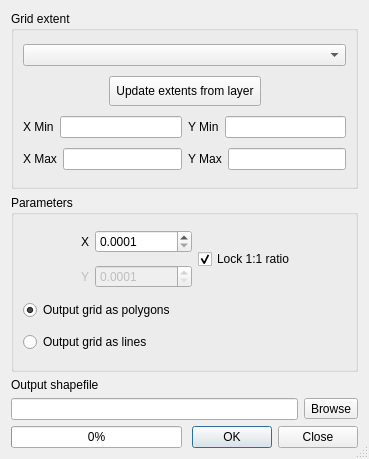
First picture: the form in qgis/python/plugins/ftools/tools/frmVectorGrid.ui, repository sourcepole/qgis, before the edit.
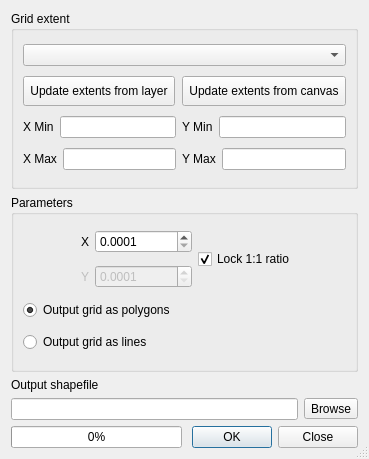
Second picture: the form after the edit.

Commit message: fix error in adding output to mapcanvas & ability to create grid coverage of current zoom level

The edit to the form file:
```diff
--- a/qgis/python/plugins/ftools/tools/frmVectorGrid.ui
+++ b/qgis/python/plugins/ftools/tools/frmVectorGrid.ui
@@ -25,20 +25,10 @@
       <string>Grid extent</string>
      </property>
      <layout class="QGridLayout" name="gridLayout" >
-      <item row="1" column="0" >
-       <spacer name="horizontalSpacer" >
-        <property name="orientation" >
-         <enum>Qt::Horizontal</enum>
-        </property>
-        <property name="sizeHint" stdset="0" >
-         <size>
-          <width>80</width>
-          <height>20</height>
-         </size>
-        </property>
-       </spacer>
+      <item row="0" column="0" colspan="2" >
+       <widget class="QComboBox" name="inShape" />
       </item>
-      <item row="1" column="1" colspan="2" >
+      <item row="1" column="0" >
        <widget class="QToolButton" name="btnUpdate" >
         <property name="minimumSize" >
          <size>
@@ -51,20 +41,20 @@
         </property>
        </widget>
       </item>
-      <item row="1" column="3" >
-       <spacer name="horizontalSpacer_2" >
-        <property name="orientation" >
-         <enum>Qt::Horizontal</enum>
-        </property>
-        <property name="sizeHint" stdset="0" >
+      <item row="1" column="1" >
+       <widget class="QToolButton" name="btnCanvas" >
+        <property name="minimumSize" >
          <size>
-          <width>79</width>
-          <height>20</height>
+          <width>0</width>
+          <height>30</height>
          </size>
         </property>
-       </spacer>
+        <property name="text" >
+         <string>Update extents from canvas</string>
+        </property>
+       </widget>
       </item>
-      <item row="2" column="0" colspan="2" >
+      <item row="2" column="0" >
        <layout class="QHBoxLayout" >
         <item>
          <widget class="QLabel" name="label" >
@@ -91,7 +81,7 @@
         </item>
        </layout>
       </item>
-      <item row="2" column="2" colspan="2" >
+      <item row="2" column="1" >
        <layout class="QHBoxLayout" >
         <item>
          <widget class="QLabel" name="label_4" >
@@ -118,7 +108,7 @@
         </item>
        </layout>
       </item>
-      <item row="3" column="0" colspan="2" >
+      <item row="3" column="0" >
        <layout class="QHBoxLayout" >
         <item>
          <widget class="QLabel" name="label_3" >
@@ -145,7 +135,7 @@
         </item>
        </layout>
       </item>
-      <item row="3" column="2" colspan="2" >
+      <item row="3" column="1" >
        <layout class="QHBoxLayout" >
         <item>
          <widget class="QLabel" name="label_5" >
@@ -172,9 +162,6 @@
         </item>
        </layout>
       </item>
-      <item row="0" column="0" colspan="4" >
-       <widget class="QComboBox" name="inShape" />
-      </item>
      </layout>
     </widget>
    </item>
@@ -360,12 +347,6 @@
     </widget>
    </item>
   </layout>
-  <zorder>groupBox</zorder>
-  <zorder>gridBox</zorder>
-  <zorder>label_2</zorder>
-  <zorder>progressBar</zorder>
-  <zorder>buttonBox_2</zorder>
-  <zorder>inShape</zorder>
  </widget>
  <resources/>
  <connections>
```
The commit also changes 2 other files.
